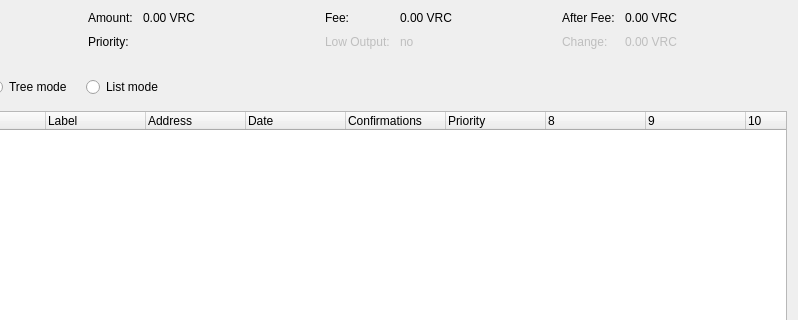
First picture: the form in src/qt/forms/coincontroldialog.ui, repository benzhi888/renminbi, before the edit; both pictures show x 166 to 964 and y 0 to 320 of the 964 by 600 pixel window.
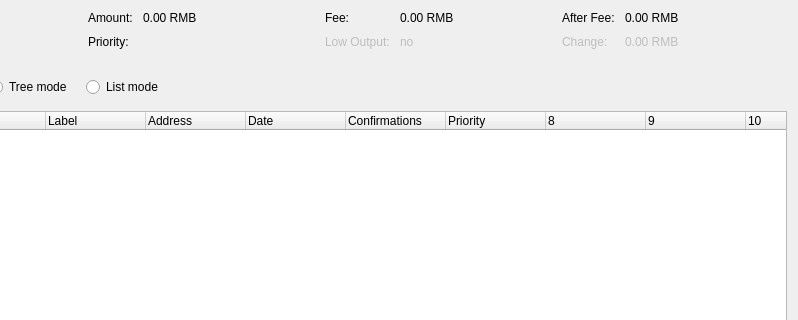
Second picture: the form after the edit. Custom widgets are drawn as their Qt base class.

```diff
--- a/src/qt/forms/coincontroldialog.ui
+++ b/src/qt/forms/coincontroldialog.ui
@@ -114,7 +114,7 @@
           <enum>Qt::ActionsContextMenu</enum>
          </property>
          <property name="text">
-          <string>0.00 VRC</string>
+          <string>0.00 RMB</string>
          </property>
          <property name="textInteractionFlags">
           <set>Qt::LinksAccessibleByMouse|Qt::TextSelectableByKeyboard|Qt::TextSelectableByMouse</set>
@@ -176,7 +176,7 @@
           <enum>Qt::ActionsContextMenu</enum>
          </property>
          <property name="text">
-          <string>0.00 VRC</string>
+          <string>0.00 RMB</string>
          </property>
          <property name="textInteractionFlags">
           <set>Qt::LinksAccessibleByMouse|Qt::TextSelectableByKeyboard|Qt::TextSelectableByMouse</set>
@@ -244,7 +244,7 @@
           <enum>Qt::ActionsContextMenu</enum>
          </property>
          <property name="text">
-          <string>0.00 VRC</string>
+          <string>0.00 RMB</string>
          </property>
          <property name="textInteractionFlags">
           <set>Qt::LinksAccessibleByMouse|Qt::TextSelectableByKeyboard|Qt::TextSelectableByMouse</set>
@@ -273,7 +273,7 @@
           <enum>Qt::ActionsContextMenu</enum>
          </property>
          <property name="text">
-          <string>0.00 VRC</string>
+          <string>0.00 RMB</string>
          </property>
          <property name="textInteractionFlags">
           <set>Qt::LinksAccessibleByMouse|Qt::TextSelectableByKeyboard|Qt::TextSelectableByMouse</set>
```
